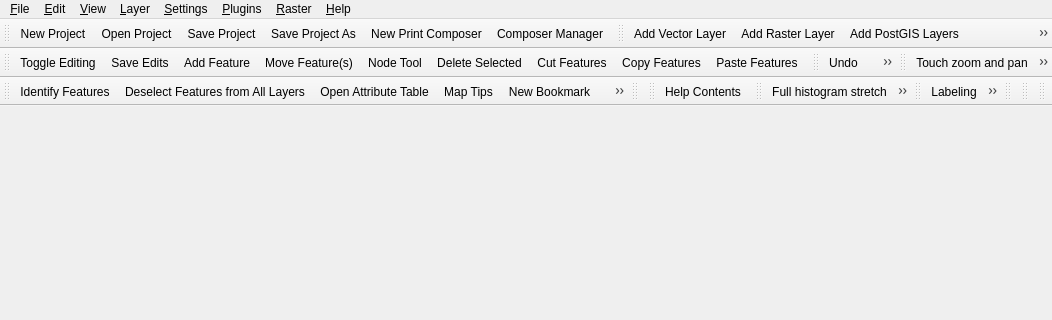
Old version of the form src/ui/qgisapp.ui in the repository qgis/QGIS; both pictures show x 0 to 1052 and y 0 to 320 of the 1052 by 489 pixel window.
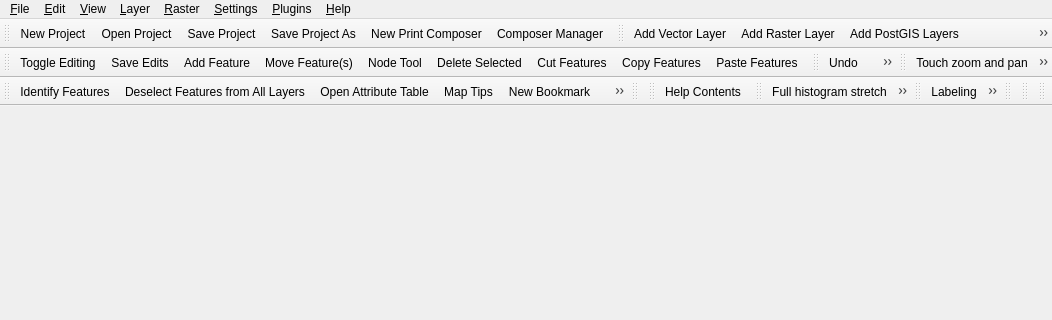
New version of the form. Icons and pictures are not drawn.

Commit message: Fix for #5753, also addresses feature request #5516.

The edit to the form file:
```diff
--- a/src/ui/qgisapp.ui
+++ b/src/ui/qgisapp.ui
@@ -217,9 +217,9 @@
    <addaction name="mEditMenu"/>
    <addaction name="mViewMenu"/>
    <addaction name="mLayerMenu"/>
+   <addaction name="mRasterMenu"/>
    <addaction name="mSettingsMenu"/>
    <addaction name="mPluginMenu"/>
-   <addaction name="mRasterMenu"/>
    <addaction name="mHelpMenu"/>
   </widget>
   <widget class="QStatusBar" name="statusbar"/>
```
The commit also changes 2 other files.
